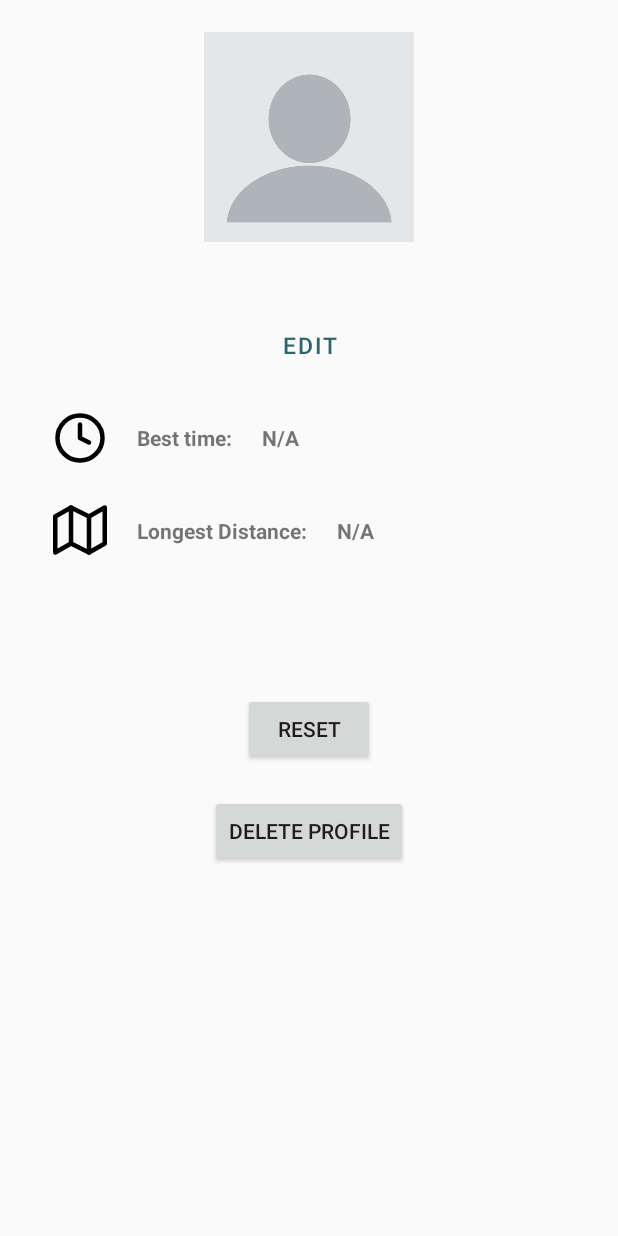
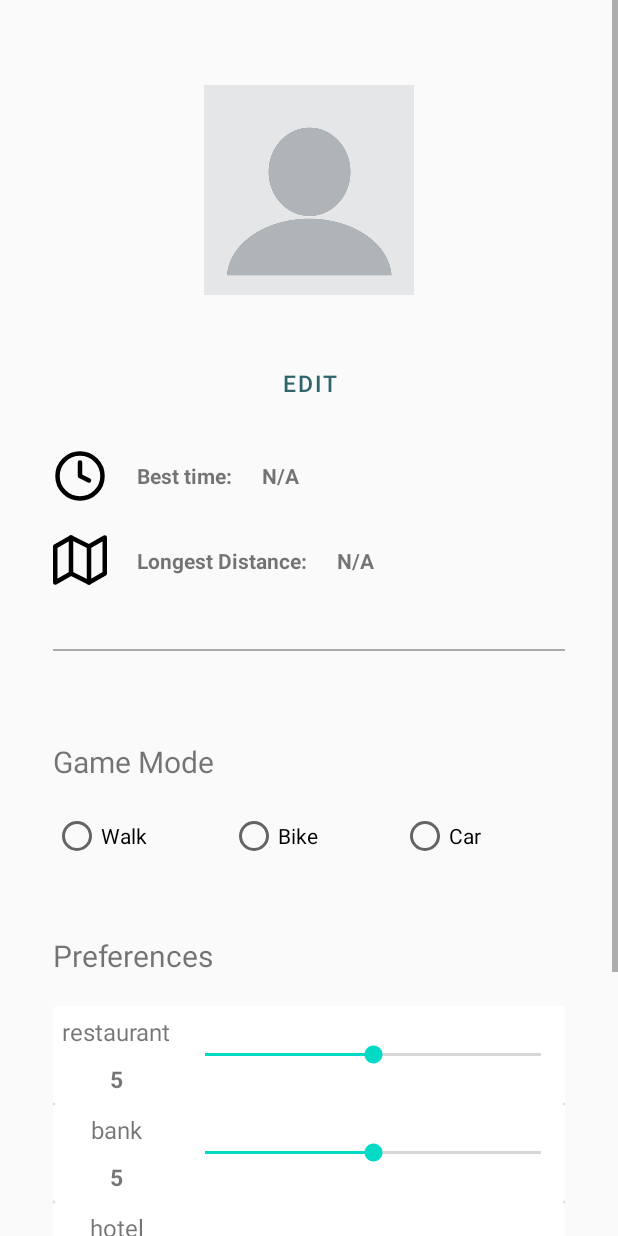
Before and after one commit to kashepavadan/cs446proj, an Android app: the ProfileActivity screen opened directly, with no data from a screen before it, on a phone screen of 412 x 824 dp. Run offline under Robolectric (Android 15) with nearby library versions, the phone set to English and light mode, and no system bars.

Commit message:
Implement game mode

```diff
--- a/app/src/main/java/com/example/maprace/GameActivity.java
+++ b/app/src/main/java/com/example/maprace/GameActivity.java
@@ -19,6 +19,7 @@ import androidx.core.app.ActivityCompat;
 import androidx.core.content.ContextCompat;
 import androidx.fragment.app.DialogFragment;
 
+import com.example.maprace.data.model.GameMode;
 import com.example.maprace.model.GameModel;
 import com.google.android.material.snackbar.Snackbar;
 
@@ -62,7 +63,7 @@ public class GameActivity extends AppCompatActivity implements LandmarkGoalDialo
 
         setContentView(R.layout.activity_game);
 
-        gameModel = new GameModel(this, GameModel.GameMode.WALK);
+        gameModel = new GameModel(this);
 
         chronometer = findViewById(R.id.chronometer);
         goal = (TextView) findViewById(R.id.goal);
@@ -169,7 +170,7 @@ public class GameActivity extends AppCompatActivity implements LandmarkGoalDialo
 
     ///////////////////////////////////////////////////////////////
 
-    private int getGameModeIcon(GameModel.GameMode mode) {
+    private int getGameModeIcon(GameMode mode) {
         switch (mode) {
             case BIKE:
                 return R.drawable.bike;
--- a/app/src/main/java/com/example/maprace/ProfileActivity.java
+++ b/app/src/main/java/com/example/maprace/ProfileActivity.java
@@ -3,11 +3,15 @@ package com.example.maprace;
 import android.os.Bundle;
 import android.view.View;
 import android.widget.LinearLayout;
+import android.widget.RadioButton;
+import android.widget.RadioGroup;
 import android.widget.TextView;
 
 import androidx.appcompat.app.AppCompatActivity;
 
+import com.example.maprace.data.model.GameMode;
 import com.example.maprace.data.model.Preference;
+import com.example.maprace.data.model.Records;
 import com.example.maprace.data.model.UserProfile;
 import com.example.maprace.model.ProfileModel;
 
@@ -20,9 +24,32 @@ public class ProfileActivity extends AppCompatActivity {
     private TextView usernameTextView;
     private TextView longestDistanceTextView;
     private TextView bestTimeTextView;
+    private RadioGroup gameModeRadioGroup;
+    private RadioGroup.OnCheckedChangeListener onCheckedChangeListener = new RadioGroup.OnCheckedChangeListener() {
+        @Override
+        public void onCheckedChanged(RadioGroup group, int checkedId) {
+            if (profileModel == null) return;
+
+            GameMode gameMode = GameMode.WALK;
+
+            switch (checkedId) {
+                case R.id.bikeModeRadio:
+                    gameMode = GameMode.BIKE;
+                    break;
+
+                case R.id.carModeRadio:
+                    gameMode = GameMode.CAR;
+                    break;
+
+                default:
+                    break;
+            }
+
+            profileModel.setGameMode(gameMode);
+        }
+    };
 
     private ProfileModel profileModel;
-
 
     private static String getTimeString(Long milliseconds) {
         if (milliseconds == null) return "N/A";
@@ -42,15 +69,44 @@ public class ProfileActivity extends AppCompatActivity {
         usernameTextView = findViewById(R.id.usernameTextView);
         longestDistanceTextView = findViewById(R.id.longestDistance);
         bestTimeTextView = findViewById(R.id.bestTime);
+        gameModeRadioGroup = findViewById(R.id.gameModeRadioGroup);
+
+        gameModeRadioGroup.setOnCheckedChangeListener(onCheckedChangeListener);
 
         profileModel = new ProfileModel(this);
     }
 
     public void onUpdateProfile(UserProfile userProfile) {
         usernameTextView.setText(userProfile.getUsername());
-        longestDistanceTextView.setText(userProfile.getLongestDistance() != null ?
-                String.format(Locale.getDefault(), "%.2f km", userProfile.getLongestDistance() / 1000) : "N/A");
-        bestTimeTextView.setText(getTimeString(userProfile.getBestTime()));
+
+        GameMode gameMode = userProfile.getGameMode();
+        if (gameMode == null) return;
+
+        int id = R.id.walkModeRadio;;
+
+        switch (gameMode) {
+            case BIKE:
+                id = R.id.bikeModeRadio;
+                break;
+
+            case CAR:
+                id = R.id.carModeRadio;
+                break;
+
+            default:
+                break;
+        }
+
+        RadioButton radioButton = gameModeRadioGroup.findViewById(id);
+        gameModeRadioGroup.setOnCheckedChangeListener(null);
+        radioButton.setChecked(true);
+        gameModeRadioGroup.setOnCheckedChangeListener(onCheckedChangeListener);
+    }
+
+    public void onUpdateRecords(Records records) {
+        longestDistanceTextView.setText(records.getLongestDistance() != null ?
+                String.format(Locale.getDefault(), "%.2f km", records.getLongestDistance() / 1000) : "N/A");
+        bestTimeTextView.setText(getTimeString(records.getBestTime()));
     }
 
     public void onUpdatePreference(Preference preference) {
@@ -68,8 +124,8 @@ public class ProfileActivity extends AppCompatActivity {
         profileModel.updatePreference(id, value);
     }
 
-    public void onResetProfile(View view) {
-        profileModel.resetProfile();
+    public void onResetSettings(View view) {
+        profileModel.resetSettings();
     }
 
     public void onDeleteProfile(View view) {
--- /dev/null
+++ b/app/src/main/java/com/example/maprace/data/model/Records.java
@@ -0,0 +1,28 @@
+package com.example.maprace.data.model;
+
+import java.io.Serializable;
+
+public class Records implements Serializable {
+    private Float longestDistance = null;
+    private Long bestTime = null;
+
+    public static Records getDefaultRecords() {
+        return new Records();
+    }
+
+    public Float getLongestDistance() {
+        return longestDistance;
+    }
+
+    public void setLongestDistance(Float longestDistance) {
+        this.longestDistance = longestDistance;
+    }
+
+    public Long getBestTime() {
+        return bestTime;
+    }
+
+    public void setBestTime(Long bestTime) {
+        this.bestTime = bestTime;
+    }
+}
--- a/app/src/main/java/com/example/maprace/data/model/UserProfile.java
+++ b/app/src/main/java/com/example/maprace/data/model/UserProfile.java
@@ -4,14 +4,19 @@ import java.io.Serializable;
 
 public class UserProfile implements Serializable {
     private String username;
-    private Float longestDistance = null;
-    private Long bestTime = null;
+    private GameMode gameMode;
+
+    public static UserProfile newInstance(String username) {
+        UserProfile newProfile = new UserProfile();
+
+        newProfile.setUsername(username);
+        newProfile.setGameMode(GameMode.WALK);
+
+        return newProfile;
+    }
 
     public static UserProfile getDefaultUserProfile(UserProfile profile) {
-        UserProfile newProfile = new UserProfile();
-        newProfile.setUsername(profile.getUsername());
-
-        return newProfile;
+        return newInstance(profile.getUsername());
     }
 
     public String getUsername() {
@@ -22,19 +27,11 @@ public class UserProfile implements Serializable {
         this.username = username;
     }
 
-    public Float getLongestDistance() {
-        return longestDistance;
+    public GameMode getGameMode() {
+        return gameMode;
     }
 
-    public void setLongestDistance(Float longestDistance) {
-        this.longestDistance = longestDistance;
-    }
-
-    public Long getBestTime() {
-        return bestTime;
-    }
-
-    public void setBestTime(Long bestTime) {
-        this.bestTime = bestTime;
+    public void setGameMode(GameMode gameMode) {
+        this.gameMode = gameMode;
     }
 }
--- a/app/src/main/java/com/example/maprace/service/PersistenceService.java
+++ b/app/src/main/java/com/example/maprace/service/PersistenceService.java
@@ -2,6 +2,8 @@ package com.example.maprace.service;
 
 import android.content.Context;
 
+import com.example.maprace.data.model.GameMode;
+import com.example.maprace.data.model.Records;
 import com.example.maprace.data.model.UserProfile;
 import com.example.maprace.data.model.Preference;
 
@@ -17,21 +19,50 @@ import java.io.ObjectOutputStream;
 public class PersistenceService {
     private static final String profileFilename = "profile";
     private static final String preferenceFilename = "preference";
+    private static final String recordsFilename = "records";
 
     private static PersistenceService instance;
 
     private final Context applicationContext;
+    private GameMode mode;
 
     public PersistenceService(Context applicationContext) {
         this.applicationContext = applicationContext;
+        mode = null;
     }
 
     public static void init(Context applicationContext) {
         instance = new PersistenceService(applicationContext);
+        instance.setMode(instance.getGameMode());
     }
 
     public static PersistenceService getInstance() {
         return instance;
+    }
+
+    private String getFilename(String prefix, String suffix) {
+        return prefix.concat("_").concat(suffix);
+    }
+
+    private String getFilename(String prefix) {
+        if (mode == null) return prefix;
+        return getFilename(prefix, mode.getValue());
+    }
+
+    private String getProfileFilename() {
+        return profileFilename;
+    }
+
+    private String getPreferenceFilename() {
+        return getFilename(preferenceFilename);
+    }
+
+    private String getRecordsFilename() {
+        return getFilename(recordsFilename);
+    }
+
+    public void setMode(GameMode mode) {
+        this.mode = mode;
     }
 
     private static Object readObject(Context applicationContext, String filename) {
@@ -75,38 +106,71 @@ public class PersistenceService {
         file.delete();
     }
 
+    public void clearAllData() {
+        GameMode[] modes = new GameMode[] {GameMode.WALK, GameMode.BIKE, GameMode.CAR};
+        String[] files = new String[] {recordsFilename, preferenceFilename};
+
+        deleteFile(applicationContext, profileFilename);
+
+        for (GameMode mode : modes) {
+            for (String file : files) {
+                deleteFile(applicationContext, getFilename(file, mode.getValue()));
+            }
+        }
+    }
+
     public UserProfile getUserProfile() {
-        Object object = readObject(applicationContext, profileFilename);
+        Object object = readObject(applicationContext, getProfileFilename());
 
         if (object == null) return new UserProfile();
         return (UserProfile) object;
     }
 
     public void saveUserProfile(UserProfile profile) {
-        writeObject(applicationContext,profileFilename, profile);
+        setMode(profile.getGameMode());
+        writeObject(applicationContext, getProfileFilename(), profile);
     }
 
     public void deleteProfile() {
-        deleteFile(applicationContext, profileFilename);
-        deleteFile(applicationContext, preferenceFilename);
+        deleteFile(applicationContext, getProfileFilename());
+        deleteFile(applicationContext, getPreferenceFilename());
     }
 
     public boolean isProfileExist() {
-        return isFileExist(applicationContext, profileFilename);
+        return isFileExist(applicationContext, getProfileFilename());
     }
 
     public Preference getPreference() {
-        Object object = readObject(applicationContext, preferenceFilename);
+        Object object = readObject(applicationContext, getPreferenceFilename());
 
-        if (object == null) return new Preference();
+        if (object == null) return Preference.getDefaultPreference();
         return (Preference) object;
     }
 
     public void savePreference(Preference pref) {
-        writeObject(applicationContext,preferenceFilename, pref);
+        writeObject(applicationContext, getPreferenceFilename(), pref);
     }
 
     public void deletePreference() {
-        deleteFile(applicationContext, preferenceFilename);
+        deleteFile(applicationContext, getPreferenceFilename());
+    }
+
+    public Records getRecords() {
+        Object object = readObject(applicationContext, getRecordsFilename());
+
+        if (object == null) return Records.getDefaultRecords();
+        return (Records) object;
+    }
+
+    public void saveRecords(Records records) {
+        writeObject(applicationContext, getRecordsFilename(), records);
+    }
+
+    public void deleteRecords() {
+        deleteFile(applicationContext, getRecordsFilename());
+    }
+
+    public GameMode getGameMode() {
+        return getUserProfile().getGameMode();
     }
 }
--- a/app/src/main/res/layout/activity_profile.xml
+++ b/app/src/main/res/layout/activity_profile.xml
@@ -10,14 +10,13 @@
         android:id="@+id/container"
         android:layout_width="match_parent"
         android:layout_height="wrap_content"
-        android:orientation="vertical">
+        android:orientation="vertical"
+        android:paddingHorizontal="35dp"
+        android:paddingVertical="35dp">
 
-        <RelativeLayout
-            android:layout_width="match_parent"
-            android:layout_height="422dp">
         <LinearLayout
             android:layout_width="match_parent"
-                android:layout_height="390dp"
+            android:layout_height="wrap_content"
             android:orientation="vertical">
 
             <com.google.android.material.imageview.ShapeableImageView
@@ -29,41 +28,40 @@
 
             <TextView
                 android:id="@+id/usernameTextView"
-                    android:layout_marginTop="20dp"
+                android:layout_marginTop="10dp"
                 android:layout_width="wrap_content"
                 android:layout_height="wrap_content"
                 android:layout_gravity="center"
-                    android:text="First Lastname"
-                    android:textSize="18dp"
+                android:text="@string/n_a"
+                android:textSize="18sp"
                 android:textStyle="bold" />
 
             <Button
                 android:layout_gravity="center_horizontal"
                 android:id="@+id/editProfileButton"
-                    android:textSize="15dp"
+                android:textSize="15sp"
                 android:layout_width="wrap_content"
                 android:layout_height="wrap_content"
-                    android:text="Edit"
+                android:text="@string/edit"
                 app:icon="@drawable/ic_edit"
-                    style="@style/Widget.MaterialComponents.Button.TextButton.Icon"
-                    />
+                style="@style/Widget.MaterialComponents.Button.TextButton.Icon" />
 
             <LinearLayout
                 android:layout_marginTop="20dp"
-                    android:paddingLeft="35dp"
                 android:layout_width="match_parent"
                 android:layout_height="wrap_content">
                 <ImageView
                     android:layout_width="36dp"
                     android:layout_height="36dp"
-                        android:src="@drawable/ic_clock"/>
+                    android:src="@drawable/ic_clock"
+                    android:contentDescription="@string/best_time" />
                 <TextView
                     android:textStyle="bold"
                     android:id="@+id/bestTimeText"
                     android:layout_gravity="center_vertical"
                     android:layout_width="wrap_content"
                     android:layout_height="wrap_content"
-                        android:paddingLeft="20dp"
+                    android:paddingHorizontal="20dp"
                     android:text="@string/best_time"/>
 
                 <TextView
@@ -72,60 +70,119 @@
                     android:layout_gravity="center_vertical"
                     android:layout_width="wrap_content"
                     android:layout_height="wrap_content"
-                        android:paddingStart="20dp"
                     android:text="@string/n_a"/>
             </LinearLayout>
+
             <LinearLayout
-                    android:layout_marginTop="25dp"
-                    android:paddingLeft="35dp"
+                android:layout_marginTop="20dp"
                 android:layout_width="match_parent"
                 android:layout_height="37dp">
                 <ImageView
                     android:layout_width="36dp"
                     android:layout_height="36dp"
-                        android:src="@drawable/ic_map"/>
+                    android:src="@drawable/ic_map"
+                    android:contentDescription="@string/longest_distance" />
                 <TextView
                     android:textStyle="bold"
                     android:id="@+id/distText"
                     android:layout_gravity="center_vertical"
                     android:layout_width="wrap_content"
                     android:layout_height="wrap_content"
-                        android:paddingStart="20dp"
-                        android:text="Longest Distance:"/>
+                    android:paddingHorizontal="20dp"
+                    android:text="@string/longest_distance"/>
                 <TextView
                     android:id="@+id/longestDistance"
                     android:textStyle="bold"
                     android:layout_gravity="center_vertical"
                     android:layout_width="wrap_content"
                     android:layout_height="wrap_content"
-                        android:paddingStart="20dp"
                     android:text="@string/n_a"/>
             </LinearLayout>
         </LinearLayout>
 
-        </RelativeLayout>
+        <View android:layout_width="match_parent"
+            android:layout_height="1dp"
+            android:layout_marginVertical="40dp"
+            android:background="@android:color/darker_gray"/>
 
+        <LinearLayout
+            android:layout_width="match_parent"
+            android:layout_height="wrap_content"
+            android:orientation="vertical">
+            <LinearLayout
+                android:layout_width="match_parent"
+                android:layout_height="wrap_content"
+                android:orientation="vertical">
+                <TextView
+                    android:layout_width="match_parent"
+                    android:layout_height="wrap_content"
+                    android:text="@string/game_mode"
+                    android:textSize="20sp"
+                    android:paddingVertical="20dp"/>
+
+                <RadioGroup
+                    android:id="@+id/gameModeRadioGroup"
+                    android:layout_width="match_parent"
+                    android:layout_height="wrap_content"
+                    android:orientation="horizontal"
+                    android:weightSum="3">
+                    <RadioButton
+                        android:id="@+id/walkModeRadio"
+                        android:layout_width="wrap_content"
+                        android:layout_height="wrap_content"
+                        android:text="@string/walk"
+                        android:layout_weight="1"/>
+                    <RadioButton
+                        android:id="@+id/bikeModeRadio"
+                        android:layout_width="wrap_content"
+                        android:layout_height="wrap_content"
+                        android:text="@string/bike"
+                        android:layout_weight="1"/>
+                    <RadioButton
+                        android:id="@+id/carModeRadio"
+                        android:layout_width="wrap_content"
+                        android:layout_height="wrap_content"
+                        android:text="@string/car"
+                        android:layout_weight="1"/>
+                </RadioGroup>
+            </LinearLayout>
+
+            <LinearLayout
+                android:layout_width="match_parent"
+                android:layout_height="wrap_content"
+                android:orientation="vertical"
+                android:layout_marginTop="30dp">
+                <TextView
+                    android:layout_width="match_parent"
+                    android:layout_height="wrap_content"
+                    android:text="@string/preferences"
+                    android:textSize="20sp"
+                    android:paddingVertical="20dp"/>
                 <LinearLayout
                     android:id="@+id/preferencesContainer"
                     android:layout_width="match_parent"
                     android:layout_height="wrap_content"
                     android:orientation="vertical"/>
+            </LinearLayout>
+        </LinearLayout>
 
+        <LinearLayout
+            android:layout_width="match_parent"
+            android:layout_height="wrap_content"
+            android:orientation="vertical"
+            android:layout_marginTop="50dp">
             <Button
                 android:id="@+id/resetProfileButton"
-            android:layout_width="wrap_content"
+                android:layout_width="match_parent"
                 android:layout_height="wrap_content"
-            android:layout_gravity="center_horizontal"
-            android:layout_marginTop="40dp"
-            android:text="@string/reset"
-            android:onClick="onResetProfile"/>
+                android:text="@string/reset_settings"
+                android:onClick="onResetSettings"/>
             <Button
                 android:id="@+id/deleteProfile"
-            android:layout_width="wrap_content"
+                android:layout_width="match_parent"
                 android:layout_height="wrap_content"
-            android:layout_gravity="center_horizontal"
-            android:layout_marginTop="20dp"
                 android:text="@string/delete_profile"
                 android:onClick="onDeleteProfile"/>
         </LinearLayout>
+    </LinearLayout>
 </ScrollView>
--- a/app/src/main/res/layout/view_preference_entry.xml
+++ b/app/src/main/res/layout/view_preference_entry.xml
@@ -1,16 +1,12 @@
 <?xml version="1.0" encoding="utf-8"?>
-<androidx.cardview.widget.CardView xmlns:android="http://schemas.android.com/apk/res/android"
+<LinearLayout
+    xmlns:android="http://schemas.android.com/apk/res/android"
     xmlns:tools="http://schemas.android.com/tools"
-    android:id="@+id/preferenceItemFragment"
-    android:layout_width="match_parent"
-    android:layout_height="wrap_content">
-    <LinearLayout
     android:layout_width="match_parent"
     android:layout_height="wrap_content"
     android:orientation="horizontal"
     android:weightSum="4"
-        android:paddingTop="10dp"
-        android:paddingBottom="10dp">
+    android:paddingVertical="6dp">
     <LinearLayout
         android:gravity="center_horizontal"
         android:orientation="vertical"
@@ -41,4 +37,3 @@
         android:layout_width="0dp"
         android:layout_height="match_parent"/>
 </LinearLayout>
-</androidx.cardview.widget.CardView>
--- a/app/src/main/res/values/strings.xml
+++ b/app/src/main/res/values/strings.xml
@@ -7,7 +7,18 @@
     <string name="get_started_by_creating_a_user_profile">Get started by creating a user profile</string>
     <string name="create">Create</string>
     <string name="n_a">N/A</string>
-    <string name="reset">Reset</string>
+    <string name="reset_settings">Reset Settings</string>
     <string name="delete_profile">Delete Profile</string>
     <string name="best_time">Best time:</string>
+    <string name="map_race">Map Race</string>
+    <string name="game_mode">Game Mode</string>
+    <string name="edit">Edit</string>
+    <string name="longest_distance">Longest Distance:</string>
+    <string name="preferences">Preferences</string>
+    <string name="walk">Walk</string>
+    <string name="bike">Bike</string>
+    <string name="car">Car</string>
+    <string name="exit">Exit</string>
+    <string name="time">Time</string>
+    <string name="goals">Goals</string>
 </resources>
```
Also changed, not shown: app/src/main/java/com/example/maprace/MainActivity.java (+9 -5 lines), app/src/main/java/com/example/maprace/RegistrationActivity.java (+7 -3 lines), app/src/main/java/com/example/maprace/data/model/GameMode.java (added, +19 -0 lines), app/src/main/java/com/example/maprace/model/GameModel.java (+11 -26 lines), app/src/main/java/com/example/maprace/model/MainModel.java (added, +26 -0 lines), app/src/main/java/com/example/maprace/model/ProfileModel.java (+22 -9 lines), app/src/main/res/layout/activity_game.xml (+39 -38 lines). Lines whose indentation alone changed are shown as unchanged.
